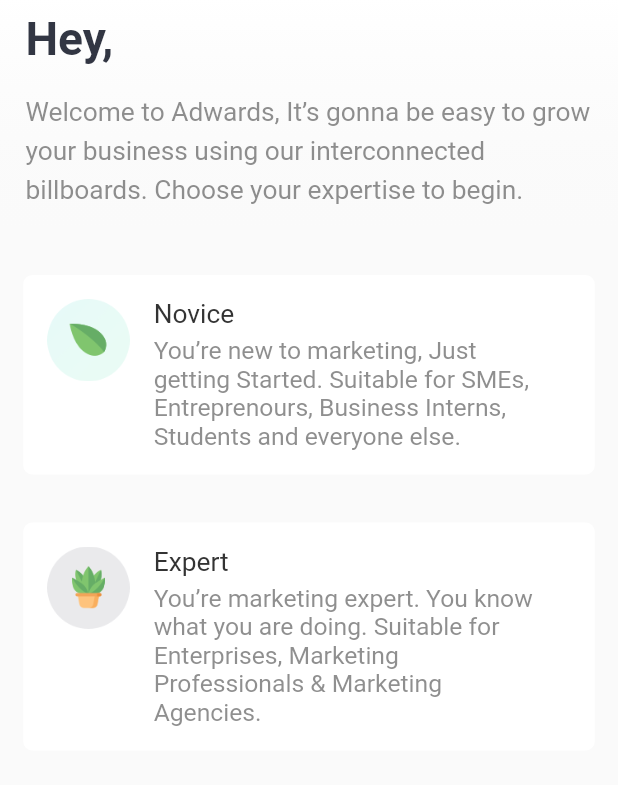
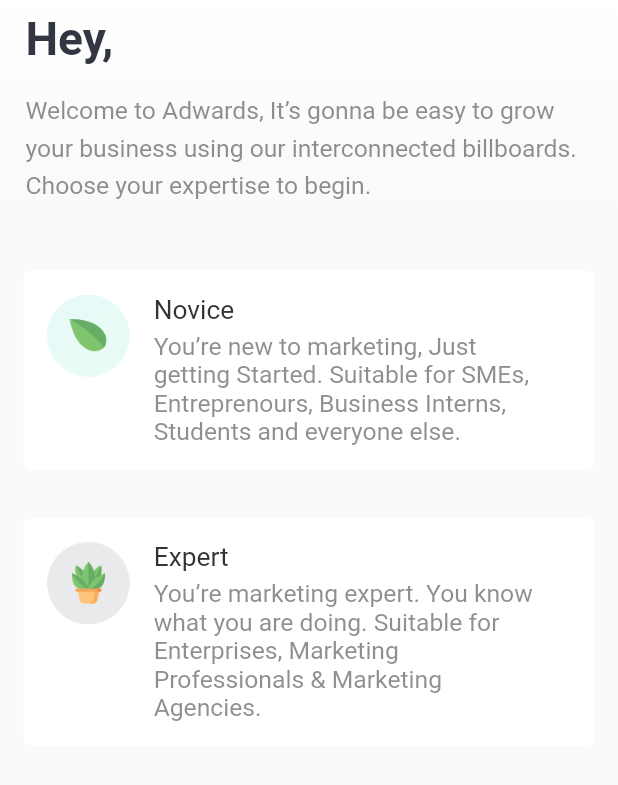
Before and after one commit to KlayThompson/Adboards, a Flutter app: the ExpertiseLevelPage screen opened directly, on a phone screen of 412 x 824 dp, the part 88-873 px from its top. Run offline on Flutter 3.47's test engine with Material 2 defaults, Android fonts, the phone set to English and light mode, and no system bars; our stand-ins replace fluro, flutter_screenutil; statements that could not run were skipped.

```diff
--- a/adboards/lib/main.dart
+++ b/adboards/lib/main.dart
@@ -1,4 +1,5 @@
 import 'package:adboards/pages/login_page.dart';
+import 'package:adboards/provider/category_provider.dart';
 import 'package:adboards/provider/user_provider.dart';
 import 'package:flutter/material.dart';
 import 'package:fluro/fluro.dart';
@@ -7,13 +8,15 @@ import 'package:provider/provider.dart';
 import 'package:adboards/routes/routes.dart';
 void main() {
   var userProvider = UserProvider();
+  var categoryProvider = CategoryProvider();
   final router = Router();
   Routes.configureRoutes(router);
   Routes.router = router;
   runApp(
       MultiProvider(
         providers: [
-          ChangeNotifierProvider.value(value: userProvider)
+          ChangeNotifierProvider.value(value: userProvider),
+          ChangeNotifierProvider.value(value: categoryProvider)
         ],
         child: MyApp(),
       )
--- a/adboards/lib/pages/expertise_level_page.dart
+++ b/adboards/lib/pages/expertise_level_page.dart
@@ -1,11 +1,12 @@
 import 'package:adboards/routes/routes.dart';
+import 'package:adboards/widget/appbar_leading_widget.dart';
+import 'package:adboards/widget/top_text_widget.dart';
 import 'package:flutter/cupertino.dart';
 import 'package:flutter/material.dart';
 import 'package:flutter/services.dart';
 import 'package:flutter_screenutil/flutter_screenutil.dart';
 
 class ExpertiseLevelPage extends StatelessWidget {
-  final String backAsset = 'resources/img/arrow_back_ios.png';
   final List<Map> levels = [
     {
       'icon': 'resources/img/leaves.png',
@@ -28,67 +29,15 @@ class ExpertiseLevelPage extends StatelessWidget {
         appBar: AppBar(
           backgroundColor: Colors.white,
           elevation: 0,
-          leading: _appbarLeadingWidget(context),
+          leading: AppbarLeadingWidget(),
           brightness: Brightness.light,
         ),
         body: ListView(
           children: <Widget>[
-            _topHeaderWidget(),
+            TopTextWidget(title: 'Hey,', desc: 'Welcome to Adwards, It’s gonna be easy to grow your business using our interconnected billboards. Choose your expertise to begin. ',),
             _cardList(context)
           ],
         )
-    );
-  }
-
-  //app bar back button
-  Widget _appbarLeadingWidget(BuildContext context) {
-    return InkWell(
-      onTap: () {
-        Navigator.of(context).pop();
-      },
-      child: Container(
-//      color: Colors.deepPurple,
-        padding: EdgeInsets.only(top: 15, bottom: 15),
-        width: 24,
-        height: 24,
-        child: Image.asset(
-          backAsset,
-          color: Color(0xff323643),
-        ),
-      ),
-    );
-  }
-
-  Widget _topHeaderWidget() {
-    return Container(
-      decoration: BoxDecoration(
-          gradient: LinearGradient(
-              colors: [Colors.white, Color.fromARGB(1, 250, 250, 250)],
-              begin: Alignment.topCenter,
-              end: Alignment.bottomCenter)),
-      padding: EdgeInsets.fromLTRB(17, 10, 17, 30),
-      child: Column(
-        crossAxisAlignment: CrossAxisAlignment.start,
-        children: <Widget>[
-          Text(
-            'Hey,',
-            style: TextStyle(
-                fontSize: ScreenUtil().setSp(28),
-                fontWeight: FontWeight.bold,
-                color: Color(0xff323643)),
-          ),
-          SizedBox(
-            height: 16,
-          ),
-          Text(
-            'Welcome to Adwards, It’s gonna be easy to grow your business using our interconnected billboards. Choose your expertise to begin. ',
-            style: TextStyle(
-                fontSize: ScreenUtil().setSp(16),
-                color: Color.fromRGBO(68, 68, 68, 0.6),
-                height: 1.5),
-          )
-        ],
-      ),
     );
   }
 
--- a/adboards/lib/routes/routes.dart
+++ b/adboards/lib/routes/routes.dart
@@ -9,7 +9,11 @@ class Routes {
 
   static String root = '/'; // 根目录
   static String expertiseLevel = '/level'; // 设置页
-  static String campaignsNone = '/campaignsNone'; // 设置页
+  static String campaignsNone = '/campaignsNone';
+  static String category = '/category'; // 分类
+  static String form = '/form'; // form
+
+
   static String webView = '/webView'; // 网页加载
   static String wxSharePay = '/wxSharePay'; // 测试model传参
 
@@ -24,6 +28,9 @@ class Routes {
     router.define(root, handler: rootHandler); // 根目录
     router.define(expertiseLevel, handler: expertiseLevelHandler); // 专业水平
     router.define(campaignsNone, handler: campaignsNoneHandler);
+    router.define(category, handler: categoryHandler);
+    router.define(form, handler: formHandler);
+
 //    router.define(webView, handler: webViewHandler); // 网页加载
 //    router.define(wxSharePay, handler: wxSharePayHandler); // 测试model传参
   }
--- /dev/null
+++ b/adboards/lib/widget/appbar_leading_widget.dart
@@ -0,0 +1,23 @@
+import 'package:flutter/material.dart';
+
+class AppbarLeadingWidget extends StatelessWidget {
+  final String backAsset = 'resources/img/arrow_back_ios.png';
+  @override
+  Widget build(BuildContext context) {
+    return InkWell(
+      onTap: () {
+        Navigator.of(context).pop();
+      },
+      child: Container(
+//      color: Colors.deepPurple,
+        padding: EdgeInsets.only(top: 15, bottom: 15),
+        width: 24,
+        height: 24,
+        child: Image.asset(
+          backAsset,
+          color: Color(0xff323643),
+        ),
+      ),
+    );
+  }
+}
--- /dev/null
+++ b/adboards/lib/widget/top_text_widget.dart
@@ -0,0 +1,41 @@
+import 'package:flutter/material.dart';
+import 'package:flutter_screenutil/flutter_screenutil.dart';
+
+class TopTextWidget extends StatelessWidget {
+  final String title;
+  final String desc;
+  TopTextWidget({this.title,this.desc});
+  @override
+  Widget build(BuildContext context) {
+    return Container(
+      decoration: BoxDecoration(
+          gradient: LinearGradient(
+              colors: [Colors.white, Color.fromARGB(1, 250, 250, 250)],
+              begin: Alignment.topCenter,
+              end: Alignment.bottomCenter)),
+      padding: EdgeInsets.fromLTRB(17, 10, 17, 30),
+      child: Column(
+        crossAxisAlignment: CrossAxisAlignment.start,
+        children: <Widget>[
+          Text(
+            this.title,
+            style: TextStyle(
+                fontSize: ScreenUtil().setSp(28),
+                fontWeight: FontWeight.bold,
+                color: Color(0xff323643)),
+          ),
+          SizedBox(
+            height: 16,
+          ),
+          Text(
+            desc,
+            style: TextStyle(
+                fontSize: ScreenUtil().setSp(15),
+                color: Color.fromRGBO(68, 68, 68, 0.6),
+                height: 1.5),
+          )
+        ],
+      ),
+    );
+  }
+}
--- a/adboards/pubspec.yaml
+++ b/adboards/pubspec.yaml
@@ -55,6 +55,8 @@ flutter:
     - resources/img/avatar.png
     - resources/img/undraw_winter_magic_5xu2.png
     - resources/img/add.png
+    - resources/img/question.png
+    - resources/img/check_mark.png
 
   # An image asset can refer to one or more resolution-specific "variants", see
   # https://flutter.dev/assets-and-images/#resolution-aware.
```
Also changed, not shown: adboards/lib/pages/campaigns_form_page.dart (added, +45 -0 lines), adboards/lib/pages/campaigns_none_page.dart (+6 -15 lines), adboards/lib/pages/category_page.dart (added, +166 -0 lines), adboards/lib/provider/category_provider.dart (added, +79 -0 lines), adboards/lib/routes/route_handler.dart (+10 -0 lines), adboards/lib/widget/avatar_widget.dart (added, +18 -0 lines), adboards/lib/widget/indexes_widget.dart (added, +60 -0 lines), adboards/resources/img/check_mark.png (added), adboards/resources/img/question.png (added).
